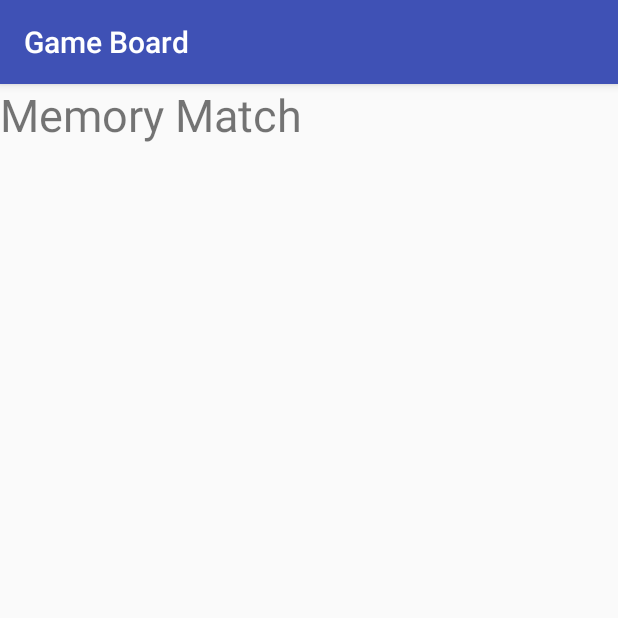
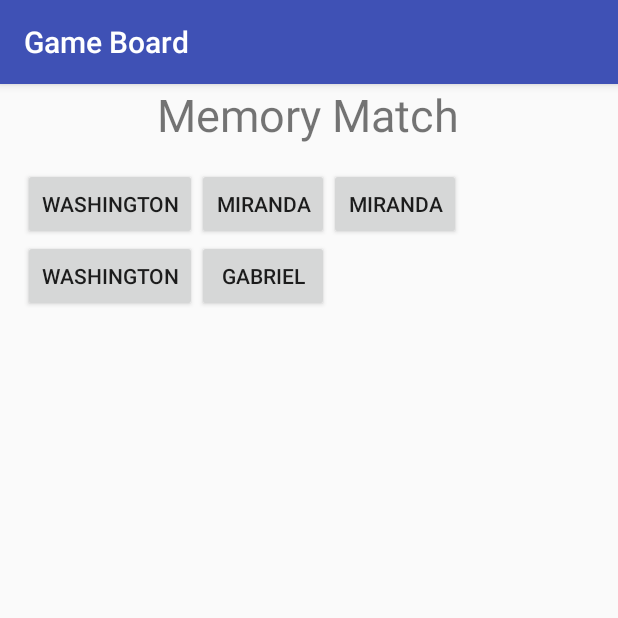
Before and after one commit to Brandon-Neilsen/SD2550-Project, an Android app: the GameActivity screen opened directly, with no data from a screen before it, on a phone screen of 412 x 824 dp, the top half of it. Run offline under Robolectric (Android 15) with nearby library versions, the phone set to English and light mode, and no system bars.

Commit message:
MemoryMatch Version 1.4
-Selecting a list item now properly displays a board
-need to fix errors in button population on GameActivity

```diff
--- a/app/src/main/java/com/brandon/android/memorymatchgame/Game.java
+++ b/app/src/main/java/com/brandon/android/memorymatchgame/Game.java
@@ -11,10 +11,6 @@ public class Game {
         return mSize;
     }//end getSize()
 
-    public String getSizeString(){
-        return mSize + "";
-    }//end getSizeString()
-
     public void setSize(int size){
         mSize = size;
     }//end setSize(int)
--- a/app/src/main/java/com/brandon/android/memorymatchgame/GameActivity.java
+++ b/app/src/main/java/com/brandon/android/memorymatchgame/GameActivity.java
@@ -2,21 +2,67 @@ package com.brandon.android.memorymatchgame;
 
 import android.os.Bundle;
 import android.support.v7.app.AppCompatActivity;
+import android.view.View;
+import android.view.ViewGroup;
+import android.widget.Button;
+
 import java.util.ArrayList;
 import java.util.Collections;
 
 public class GameActivity extends AppCompatActivity {
-    private String[] mValueOptions = new String[]{"Miranda", "Miranda", "Washington", "Washington", "Gabriel", "Gabriel", "Abraham", "Abraham", "Steve", "Steve", "Brandon", "Brandon", "Ashley", "Ashley", "Courtney", "Courtney", "Rachel", "Rachel", "Yolanda", "Yolanda"};
-    private ArrayList<String> mValues;
-    private int mSize = getIntent().getIntExtra(Game.EXTRA_SIZE, 4);
+    private String[] mValueOptions = new String[]{"Miranda", "Washington", "Gabriel", "Abraham", "Steve", "Brandon", "Ashley", "Courtney", "Rachel", "Yolanda"};
+    private int mSize;
+    private ArrayList<Button> mButtons = new ArrayList<>();
+
 
     @Override
     public void onCreate(Bundle savedInstanceState){
         super.onCreate(savedInstanceState);
-        for (int i = 0; i < mSize; i++){
-            mValues.add(mValueOptions[i]);
-            Collections.shuffle(mValues);
+        setContentView(R.layout.activity_game);
+        mSize = getIntent().getIntExtra(Game.EXTRA_SIZE, 4);
+
+        ViewGroup row1 = (ViewGroup)findViewById(R.id.row_one);
+        ViewGroup row2 = (ViewGroup)findViewById(R.id.row_two);
+        ViewGroup row3 = (ViewGroup)findViewById(R.id.row_three);
+        ViewGroup row4 = (ViewGroup)findViewById(R.id.row_four);
+        ViewGroup row5 = (ViewGroup)findViewById(R.id.row_five);
+        ViewGroup row6 = (ViewGroup)findViewById(R.id.row_six);
+        ViewGroup row7 = (ViewGroup)findViewById(R.id.row_seven);
+
+        for (int i = 0; i <= mSize/2; i++){
+            Button a = new Button(this);
+            Button b = new Button(this);
+            a.setLayoutParams(new ViewGroup.LayoutParams(ViewGroup.LayoutParams.WRAP_CONTENT, ViewGroup.LayoutParams.WRAP_CONTENT));
+            b.setLayoutParams(new ViewGroup.LayoutParams(ViewGroup.LayoutParams.WRAP_CONTENT, ViewGroup.LayoutParams.WRAP_CONTENT));
+            a.setText(mValueOptions[i]);
+            b.setText(mValueOptions[i]);
+            mButtons.add(a);
+            mButtons.add(b);
         }
-        setContentView(R.layout.activity_game);
-    }
+        Collections.shuffle(mButtons);
+
+        for(int i = 0; i <= mSize; i++){
+            if (i < 3){
+                row1.addView(mButtons.get(i));
+            }
+            else if (i >=3 && i < 6){
+                row2.addView(mButtons.get(i));
+            }
+            else if (i >= 6 && i < 9){
+                row3.addView(mButtons.get(i));
+            }
+            else if (i >= 9 && i < 12){
+                row4.addView(mButtons.get(i));
+            }
+            else if (i >= 12 && i < 15){
+                row5.addView(mButtons.get(i));
+            }
+            else if (i >= 15 && i < 18){
+                row6.addView(mButtons.get(i));
+            }
+            else if (i >=18 && i < 21){
+                row7.addView(mButtons.get(i));
+            }
+        }
+    }//end onCreate(Bundle)
 }//end GameActivity class
--- a/app/src/main/res/layout/activity_game.xml
+++ b/app/src/main/res/layout/activity_game.xml
@@ -6,11 +6,47 @@
     <TextView
         android:layout_width="wrap_content"
         android:layout_height="wrap_content"
-        android:textSize="30dp"
-        android:text="@string/app_title"/>
-    <LinearLayout
+        android:textSize="30sp"
+        android:text="@string/app_title"
+        android:layout_gravity="center"/>
+    <RelativeLayout android:id="@+id/tile_rows"
         android:layout_width="match_parent"
-        android:layout_height="wrap_content">
-    </LinearLayout>
-
+        android:layout_height="wrap_content"
+        android:layout_margin="15dp"
+        android:orientation="horizontal">
+        <LinearLayout android:id="@+id/row_one"
+            android:layout_width="match_parent"
+            android:layout_height="wrap_content"
+            android:orientation="horizontal"></LinearLayout>
+        <LinearLayout android:id="@+id/row_two"
+            android:layout_width="match_parent"
+            android:layout_height="wrap_content"
+            android:orientation="horizontal"
+            android:layout_below="@id/row_one"></LinearLayout>
+        <LinearLayout android:id="@+id/row_three"
+            android:layout_width="match_parent"
+            android:layout_height="wrap_content"
+            android:orientation="horizontal"
+            android:layout_below="@id/row_two"></LinearLayout>
+        <LinearLayout android:id="@+id/row_four"
+            android:layout_width="match_parent"
+            android:layout_height="wrap_content"
+            android:orientation="horizontal"
+            android:layout_below="@id/row_three"></LinearLayout>
+        <LinearLayout android:id="@+id/row_five"
+            android:layout_width="match_parent"
+            android:layout_height="wrap_content"
+            android:orientation="horizontal"
+            android:layout_below="@id/row_four"></LinearLayout>
+        <LinearLayout android:id="@+id/row_six"
+            android:layout_width="match_parent"
+            android:layout_height="wrap_content"
+            android:orientation="horizontal"
+            android:layout_below="@id/row_five"></LinearLayout>
+        <LinearLayout android:id="@+id/row_seven"
+            android:layout_width="match_parent"
+            android:layout_height="wrap_content"
+            android:orientation="horizontal"
+            android:layout_below="@id/row_six"></LinearLayout>
+    </RelativeLayout>
 </LinearLayout>
--- a/app/src/main/res/layout/game_size_list.xml
+++ b/app/src/main/res/layout/game_size_list.xml
@@ -4,7 +4,8 @@
     android:layout_height="match_parent">
     <TextView
         android:layout_width="match_parent"
-        android:layout_height="wrap_content" />
+        android:layout_height="wrap_content"
+        android:text="@string/choice_title"/>
         <TextView
             android:id="@+id/number_of_tiles_listItem"
             android:layout_width="match_parent"
--- a/app/src/main/res/values/strings.xml
+++ b/app/src/main/res/values/strings.xml
@@ -2,5 +2,5 @@
     <string name="app_name">MemoryMatchGame</string>
     <string name="app_title">Memory Match</string>
     <string name="action_settings">Settings</string>
-    <string name="choice_title"> Tiles</string>
+    <string name="choice_title">Choose Board Size</string>
 </resources>
```
